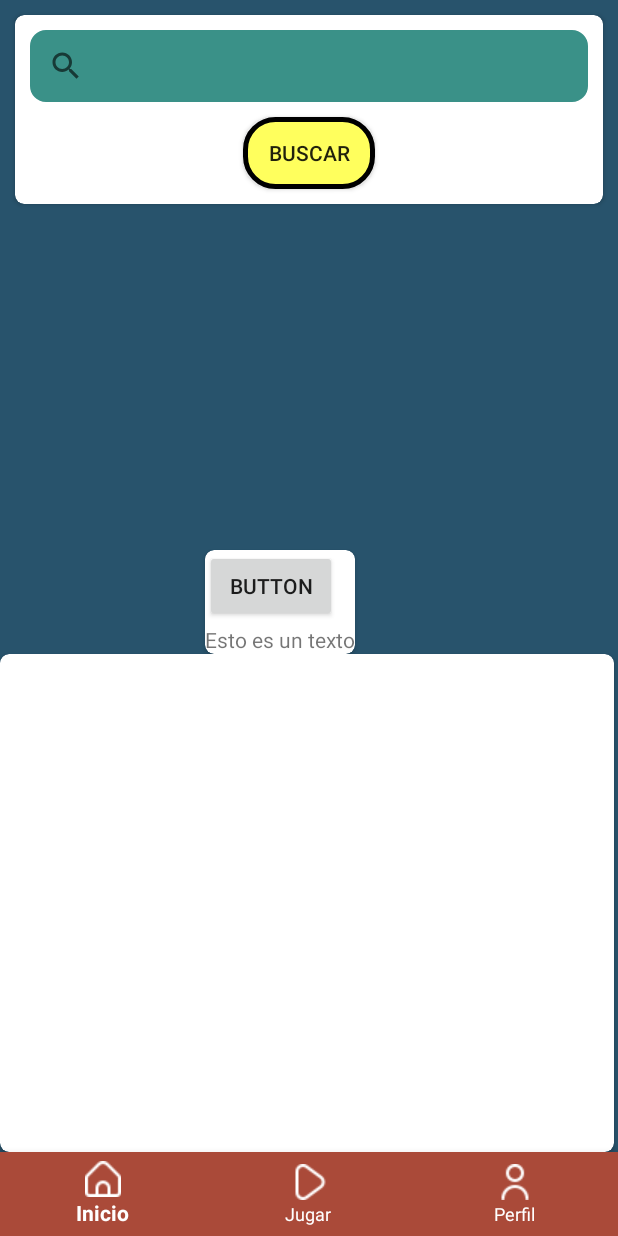
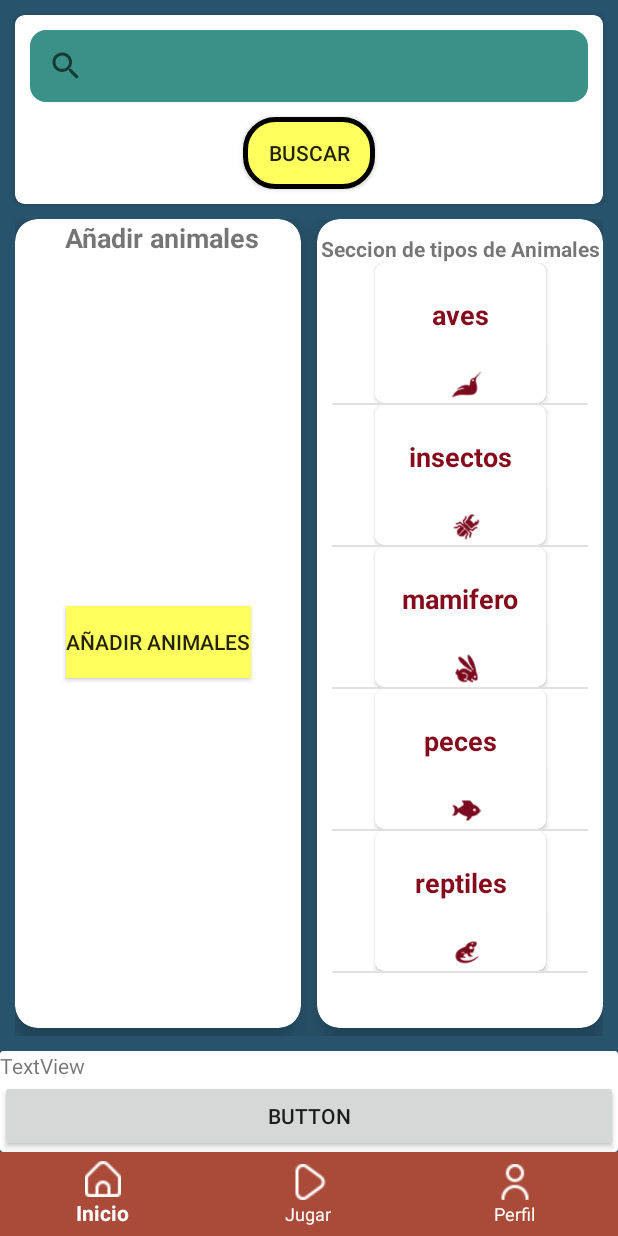
Before and after one commit to XXnikoDarkXX/-El-Mundo-Animal, an Android app: the screen it shows after launch once a user with an empty profile is signed in (Principal), on a phone screen of 412 x 824 dp. Run offline under Robolectric (Android 15) with nearby library versions, the phone set to English and light mode, and no system bars; our stand-ins replace Firebase (no records; nobody signed in at launch, a user with empty details on screens opened directly).

Commit message:
Creacion de listview para seccion de animales
-En inicio estoy modelando el diseño y he creado una lista para ver las secciones de animales.

```diff
--- a/ElMundoAnimal/app/build.gradle
+++ b/ElMundoAnimal/app/build.gradle
@@ -45,6 +45,7 @@ dependencies {
     implementation 'com.google.firebase:firebase-auth:20.0.3'
     implementation 'com.google.android.gms:play-services-auth:19.0.0'
     implementation 'androidx.legacy:legacy-support-v4:1.0.0'
+    implementation 'androidx.gridlayout:gridlayout:1.0.0'
     testImplementation 'junit:junit:4.+'
     androidTestImplementation 'androidx.test.ext:junit:1.1.2'
     androidTestImplementation 'androidx.test.espresso:espresso-core:3.3.0'
--- a/ElMundoAnimal/app/src/main/java/actividades/Principal.kt
+++ b/ElMundoAnimal/app/src/main/java/actividades/Principal.kt
@@ -2,6 +2,9 @@ package actividades
 
 import androidx.appcompat.app.AppCompatActivity
 import android.os.Bundle
+import android.widget.Button
+import android.widget.EditText
+import android.widget.Toast
 import androidx.fragment.app.Fragment
 import com.google.android.material.bottomnavigation.BottomNavigationView
 import com.nicolasfernandez.elmundoanimal.R
@@ -9,7 +12,7 @@ import fragments.Inicio
 import java.lang.reflect.Array.newInstance
 
 class Principal : AppCompatActivity() {
-
+    companion object{val selfer=this}
     override fun onCreate(savedInstanceState: Bundle?) {
         super.onCreate(savedInstanceState)
         setContentView(R.layout.activity_principal)
@@ -20,6 +23,8 @@ class Principal : AppCompatActivity() {
         bottomNavigation.setOnNavigationItemSelectedListener(mOnNavigationItemSelectedListener)
         val inicio = Inicio.newInstance()
         openFragment(inicio)
+
+
     }
     private val mOnNavigationItemSelectedListener = BottomNavigationView.OnNavigationItemSelectedListener { item ->
         when (item.itemId) {
--- a/ElMundoAnimal/app/src/main/java/fragments/Inicio.kt
+++ b/ElMundoAnimal/app/src/main/java/fragments/Inicio.kt
@@ -1,12 +1,15 @@
 package fragments
 
 import android.os.Bundle
-import androidx.fragment.app.Fragment
 import android.view.LayoutInflater
 import android.view.View
 import android.view.ViewGroup
+import android.widget.Button
+import android.widget.ListView
+import android.widget.Toast
+import androidx.fragment.app.Fragment
 import com.nicolasfernandez.elmundoanimal.R
-
+import recycler.ListViewPrueba
 
 
 /**
@@ -15,9 +18,9 @@ import com.nicolasfernandez.elmundoanimal.R
  * create an instance of this fragment.
  */
 class Inicio : Fragment() {
-    // TODO: Rename and change types of parameters
-    private var param1: String? = null
-    private var param2: String? = null
+
+    lateinit var btnPrueba: Button;
+
 
     override fun onCreate(savedInstanceState: Bundle?) {
         super.onCreate(savedInstanceState)
@@ -26,10 +29,35 @@ class Inicio : Fragment() {
         }
     }
 
-    override fun onCreateView(inflater: LayoutInflater, container: ViewGroup?,
-                              savedInstanceState: Bundle?): View? {
+    override fun onCreateView(
+        inflater: LayoutInflater, container: ViewGroup?,
+        savedInstanceState: Bundle?
+    ): View? {
         // Inflate the layout for this fragment
-        return inflater.inflate(R.layout.fragment_inicio, container, false)
+        val view: View = inflater.inflate(R.layout.fragment_inicio, container, false)
+        btnPrueba = view.findViewById(R.id.btnPrueba) as Button
+
+        btnPrueba.setOnClickListener(View.OnClickListener {
+
+            Toast.makeText(view.context, "prueba", Toast.LENGTH_LONG).show()
+
+
+        })
+
+        val datos: ArrayList<String> = ArrayList<String>()
+        datos.add("aves")
+        datos.add("insectos")
+        datos.add("mamifero")
+        datos.add("peces")
+        datos.add("reptiles")
+
+        //Con el listView lo hemos conseguido siii!!
+        val adapter:ListViewPrueba= ListViewPrueba(this,datos)
+        val lista:ListView = view.findViewById(R.id.lista)
+
+        lista.adapter=adapter
+
+        return view
     }
 
     companion object {
@@ -42,10 +70,14 @@ class Inicio : Fragment() {
         // TODO: Rename and change types and number of parameters
         @JvmStatic
         fun newInstance() =
-                Inicio().apply {
-                    arguments = Bundle().apply {
+            Inicio().apply {
+                arguments = Bundle().apply {
 
-                    }
                 }
+            }
     }
+
+
+
+
 }
--- /dev/null
+++ b/ElMundoAnimal/app/src/main/java/recycler/ListViewPrueba.kt
@@ -0,0 +1,65 @@
+package recycler
+
+import android.content.Context
+import android.view.LayoutInflater
+import android.view.View
+import android.view.ViewGroup
+import android.widget.BaseAdapter
+import android.widget.ImageView
+import android.widget.TextView
+import androidx.core.content.ContextCompat
+import com.google.common.reflect.Reflection.getPackageName
+import com.nicolasfernandez.elmundoanimal.R
+import fragments.Inicio
+
+
+class ListViewPrueba(
+    val fragmentActivity: Inicio,
+    val datos: ArrayList<String>
+) : BaseAdapter() {
+    override fun getCount(): Int {
+        return datos.size
+    }
+
+    override fun getItem(position: Int): Any {
+        TODO("Not yet implemented")
+    }
+
+    override fun getItemId(position: Int): Long {
+        TODO("Not yet implemented")
+    }
+
+    override fun getView(position: Int, convertView: View?, parent: ViewGroup?): View {
+        val inflater: LayoutInflater = fragmentActivity.layoutInflater
+
+
+        val vista: View = inflater.inflate(R.layout.elementos_tipos_especie, null)
+
+        val cuadroTexto: TextView = vista.findViewById(R.id.txtNombre)
+
+        cuadroTexto.text = datos.get(position)
+
+        val icono = vista.findViewById<ImageView>(R.id.imgEspecie)
+
+
+
+
+        establecerIcono(icono, datos.get(position))
+
+
+
+        return vista
+    }
+
+
+    fun establecerIcono(icono: ImageView, nombre: String) {
+        when (nombre) {
+            "aves" -> icono.setImageResource(R.drawable.aves)
+            "peces" -> icono.setImageResource(R.drawable.peces)
+            "mamifero" -> icono.setImageResource(R.drawable.mamifero)
+            "reptiles" -> icono.setImageResource(R.drawable.reptiles)
+            "insectos" -> icono.setImageResource(R.drawable.insectos)
+        }
+    }
+
+}
--- /dev/null
+++ b/ElMundoAnimal/app/src/main/res/layout/elementos_tipos_especie.xml
@@ -0,0 +1,47 @@
+<?xml version="1.0" encoding="utf-8"?>
+<androidx.constraintlayout.widget.ConstraintLayout
+    xmlns:android="http://schemas.android.com/apk/res/android"
+    xmlns:app="http://schemas.android.com/apk/res-auto"
+    xmlns:tools="http://schemas.android.com/tools"
+
+    android:layout_width="wrap_content"
+    android:layout_height="wrap_content" >
+
+    <androidx.cardview.widget.CardView
+        android:layout_width="wrap_content"
+        android:layout_height="wrap_content"
+        android:layout_marginStart="10dp"
+        android:layout_marginEnd="10dp"
+        app:cardCornerRadius="6dp"
+        app:layout_constraintBottom_toBottomOf="parent"
+        app:layout_constraintEnd_toEndOf="parent"
+        app:layout_constraintStart_toStartOf="parent"
+        app:layout_constraintTop_toTopOf="parent">
+
+        <LinearLayout
+            android:layout_width="114dp"
+            android:layout_height="93dp"
+            android:orientation="vertical">
+
+            <TextView
+                android:id="@+id/txtNombre"
+                android:layout_width="match_parent"
+                android:layout_height="match_parent"
+                android:gravity="center"
+                android:layout_weight="1"
+                android:text="hola"
+                android:textColor="@color/rojoOscuro"
+                android:textSize="18sp"
+                android:textStyle="bold" />
+
+            <ImageView
+                android:id="@+id/imgEspecie"
+                android:layout_width="102dp"
+                android:layout_height="49dp"
+                android:layout_marginStart="10dp"
+                android:layout_weight="1"
+                app:srcCompat="@drawable/home" />
+        </LinearLayout>
+
+    </androidx.cardview.widget.CardView>
+</androidx.constraintlayout.widget.ConstraintLayout>
--- a/ElMundoAnimal/app/src/main/res/layout/fragment_inicio.xml
+++ b/ElMundoAnimal/app/src/main/res/layout/fragment_inicio.xml
@@ -27,9 +27,9 @@
                 android:layout_width="match_parent"
                 android:layout_height="wrap_content"
 
-                android:layout_marginRight="10dp"
                 android:layout_marginLeft="10dp"
                 android:layout_marginTop="10dp"
+                android:layout_marginRight="10dp"
                 android:layout_marginBottom="10dp"
                 android:background="@drawable/custom_rectangle"
                 android:queryBackground="@drawable/custom_rectangle"
@@ -37,64 +37,161 @@
 
 
             </SearchView>
+
             <Button
                 android:id="@+id/btnBuscar"
                 android:layout_width="wrap_content"
                 android:layout_height="0dp"
+                android:layout_gravity="center"
+                android:layout_marginBottom="10dp"
+                android:layout_weight="1"
                 android:background="@drawable/button_round"
-                android:layout_gravity="center"
-                android:layout_weight="1"
-                android:text="@string/buscar"
-                android:layout_marginBottom="10dp"/>
+                android:text="@string/buscar" />
         </LinearLayout>
     </androidx.cardview.widget.CardView>
 
-    <androidx.cardview.widget.CardView
-        android:id="@+id/cardView2"
-        android:layout_width="wrap_content"
-        android:layout_height="wrap_content"
-        app:cardBackgroundColor="@color/white"
-        app:cardCornerRadius="6dp"
+
+    <GridLayout
+        android:id="@+id/grid_Layout"
+        android:layout_width="0dp"
+        android:layout_height="0dp"
+        android:layout_marginStart="10dp"
+        android:layout_marginTop="10dp"
+        android:layout_marginEnd="10dp"
+        android:layout_marginBottom="10dp"
+        android:columnCount="2"
+        android:rowCount="1"
         app:layout_constraintBottom_toTopOf="@+id/cardView"
         app:layout_constraintEnd_toEndOf="parent"
-        app:layout_constraintHorizontal_bias="0.437"
-        app:layout_constraintStart_toStartOf="parent">
+        app:layout_constraintStart_toStartOf="parent"
+        app:layout_constraintTop_toBottomOf="@+id/cardView3">
+
+        <androidx.cardview.widget.CardView
+            android:id="@+id/cardView_change_password"
+            android:layout_width="0dp"
+            android:layout_height="0dp"
+            android:layout_row="0"
+            android:layout_rowWeight="0.5"
+            android:layout_column="0"
+            android:layout_columnWeight="0.5"
+            android:layout_marginEnd="5dp"
+            android:layout_marginBottom="5dp"
+            app:cardBackgroundColor="@color/white"
+            app:cardCornerRadius="15dp"
+            app:cardElevation="10dp"
+            app:layout_constraintEnd_toEndOf="parent"
+            app:layout_constraintStart_toStartOf="parent"
+            app:layout_constraintTop_toTopOf="parent">
+
+
+            <androidx.constraintlayout.widget.ConstraintLayout
+                android:layout_width="match_parent"
+                android:layout_height="match_parent">
 
                 <TextView
                     android:id="@+id/textView"
                     android:layout_width="match_parent"
                     android:layout_height="wrap_content"
-            android:layout_marginTop="50dp"
-            android:text="Esto es un texto" />
+                    android:layout_marginStart="5dp"
+                    android:text="@string/aniadirAnimales"
+                    android:textAlignment="center"
+                    android:textSize="18sp"
+                    android:textStyle="bold"
+                    app:layout_constraintEnd_toEndOf="parent"
+                    app:layout_constraintStart_toStartOf="parent"
+                    app:layout_constraintTop_toTopOf="parent" />
 
                 <Button
-            android:id="@+id/button"
+                    android:id="@+id/btnPrueba"
                     android:layout_width="wrap_content"
                     android:layout_height="wrap_content"
-            android:text="Button" />
+                    android:background="@color/amarilloClaro"
+                    android:text="@string/aniadirAnimales"
+                    app:layout_constraintBottom_toBottomOf="parent"
+                    app:layout_constraintEnd_toEndOf="parent"
+                    app:layout_constraintStart_toStartOf="parent"
+                    app:layout_constraintTop_toBottomOf="@+id/textView" />
+            </androidx.constraintlayout.widget.ConstraintLayout>
         </androidx.cardview.widget.CardView>
 
         <androidx.cardview.widget.CardView
-        android:id="@+id/cardView"
-        android:layout_width="409dp"
-        android:layout_height="332dp"
+            android:id="@+id/cardView_delivery_addresses"
+            android:layout_width="0dp"
+            android:layout_height="0dp"
+            android:layout_row="0"
+            android:layout_rowWeight="0.5"
+            android:layout_column="1"
+            android:layout_columnWeight="0.5"
+            android:layout_marginStart="5dp"
+            android:layout_marginBottom="5dp"
             app:cardBackgroundColor="@color/white"
-        app:cardCornerRadius="6dp"
+            app:cardCornerRadius="15dp"
+            app:cardElevation="10dp"
+            app:layout_constraintEnd_toEndOf="parent"
+            app:layout_constraintStart_toStartOf="parent"
+            app:layout_constraintTop_toTopOf="parent">
+
+
+            <androidx.constraintlayout.widget.ConstraintLayout
+                android:layout_width="match_parent"
+                android:layout_height="match_parent">
+
+
+                <TextView
+                    android:id="@+id/textView4"
+                    android:layout_width="wrap_content"
+                    android:layout_height="wrap_content"
+                    android:layout_marginStart="3dp"
+                    android:layout_marginTop="10dp"
+                    android:layout_marginEnd="3dp"
+                    android:text="@string/tiposAnimales"
+                    android:textStyle="bold"
+                    app:layout_constraintEnd_toEndOf="parent"
+                    app:layout_constraintStart_toStartOf="parent"
+                    app:layout_constraintTop_toTopOf="parent" />
+
+                <ListView
+                    android:id="@+id/lista"
+                    android:layout_width="0dp"
+                    android:layout_height="0dp"
+                    android:layout_marginStart="10dp"
+                    android:layout_marginEnd="10dp"
+                    android:layout_marginBottom="10dp"
                     app:layout_constraintBottom_toBottomOf="parent"
                     app:layout_constraintEnd_toEndOf="parent"
-        app:layout_constraintHorizontal_bias="0.0"
-        app:layout_constraintStart_toStartOf="parent" />
+                    app:layout_constraintStart_toStartOf="parent"
+                    app:layout_constraintTop_toBottomOf="@+id/textView4" />
+            </androidx.constraintlayout.widget.ConstraintLayout>
+        </androidx.cardview.widget.CardView>
 
-    <androidx.recyclerview.widget.RecyclerView
-        android:id="@+id/recyclerEspecies"
-        android:layout_width="0dp"
-        android:layout_height="0dp"
-        android:layout_marginTop="60dp"
-        android:layout_marginBottom="60dp"
-        app:layout_constraintBottom_toTopOf="@+id/cardView2"
+    </GridLayout>
+
+    <androidx.cardview.widget.CardView
+        android:id="@+id/cardView"
+        android:layout_width="match_parent"
+        android:layout_height="wrap_content"
+        app:layout_constraintBottom_toBottomOf="parent"
         app:layout_constraintEnd_toEndOf="parent"
-        app:layout_constraintStart_toStartOf="parent"
-        app:layout_constraintTop_toBottomOf="@+id/cardView3" />
+        app:layout_constraintStart_toStartOf="parent">
+
+        <LinearLayout
+            android:layout_width="match_parent"
+            android:layout_height="match_parent"
+            android:orientation="vertical">
+
+            <TextView
+                android:id="@+id/textView3"
+                android:layout_width="match_parent"
+                android:layout_height="wrap_content"
+                android:text="TextView" />
+
+            <Button
+                android:id="@+id/button3"
+                android:layout_width="match_parent"
+                android:layout_height="wrap_content"
+                android:text="Button" />
+        </LinearLayout>
+    </androidx.cardview.widget.CardView>
 
 
 </androidx.constraintlayout.widget.ConstraintLayout>
--- a/ElMundoAnimal/app/src/main/res/values/strings.xml
+++ b/ElMundoAnimal/app/src/main/res/values/strings.xml
@@ -20,4 +20,7 @@
     <string name="jugar">Jugar</string>
     <string name="buscar">Buscar</string>
     <string name="hello_blank_fragment">Hello blank fragment</string>
+    <string name="aniadirAnimales">Añadir animales</string>
+    <string name="tiposAnimales">Seccion de tipos de Animales</string>
+
 </resources>
```
Also changed, not shown: ElMundoAnimal/app/src/main/res/drawable/aves.png (added), ElMundoAnimal/app/src/main/res/drawable/insectos.png (added), ElMundoAnimal/app/src/main/res/drawable/mamifero.png (added), ElMundoAnimal/app/src/main/res/drawable/peces.png (added), ElMundoAnimal/app/src/main/res/drawable/reptiles.png (added). Lines whose indentation alone changed are shown as unchanged.
